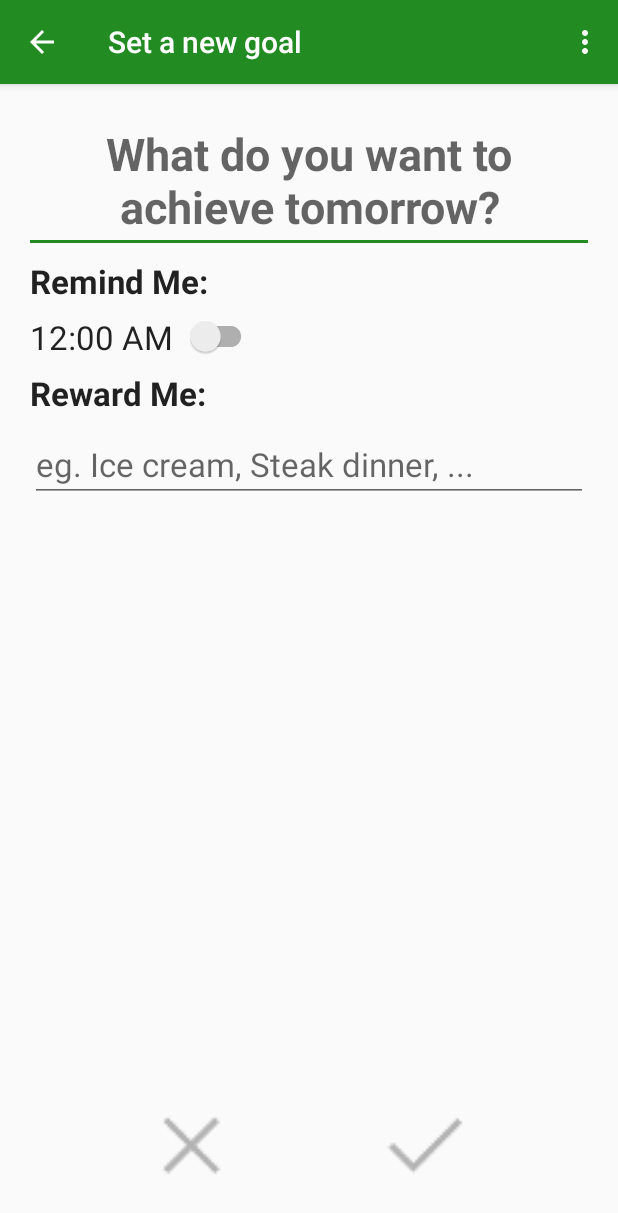
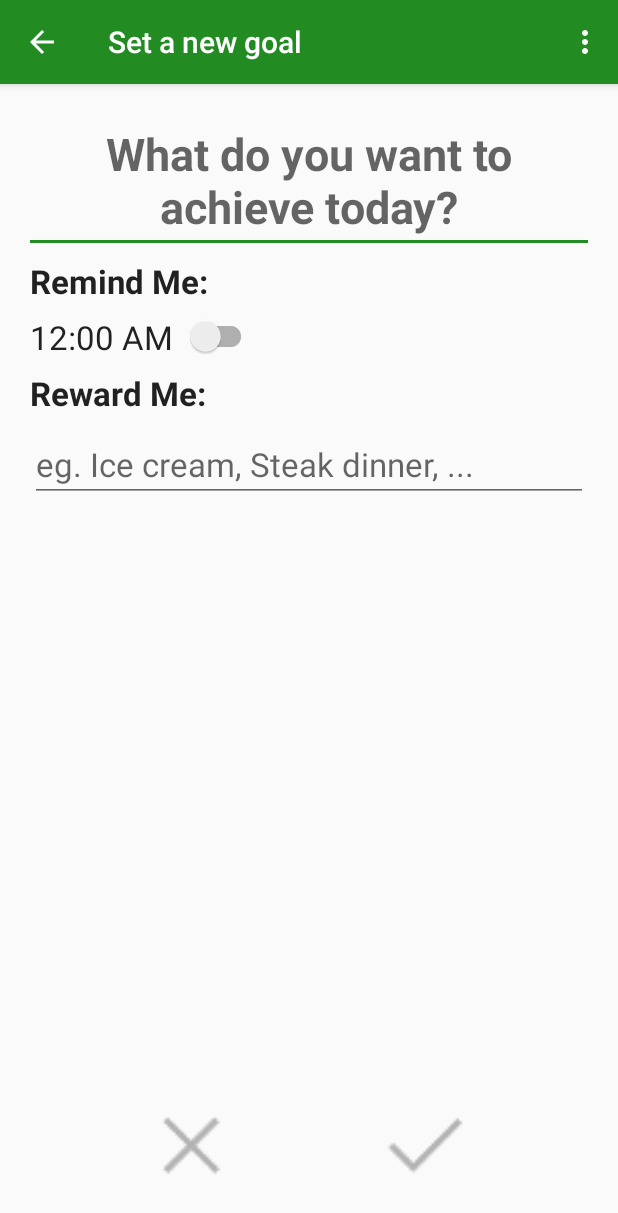
Before and after one commit to mattdietrich/Achieved, an Android app: the NewGoalActivity screen opened directly, with no data from a screen before it, on a phone screen of 412 x 824 dp. Shown: the top 1213 px of the screen. Run offline under Robolectric (Android 15) with nearby library versions, the phone set to English and light mode, and no system bars.

Commit message:
Changed to setting goal for today

```diff
--- a/app/src/main/res/values/strings.xml
+++ b/app/src/main/res/values/strings.xml
@@ -11,7 +11,7 @@
     <string name="action_settings">Settings</string>
     <string name="hello_blank_fragment">Hello blank fragment</string>
     <string name="title_activity_new_goal">Set a new goal</string>
-    <string name="new_goal_text_hint">What do you want to achieve tomorrow?</string>
+    <string name="new_goal_text_hint">What do you want to achieve today?</string>
 
     <string name="hello_world">Hello world!</string>
 
```
Also changed, not shown: app/src/main/java/ca/mdietr/achieved/NewGoalActivity.java (+3 -5 lines).
